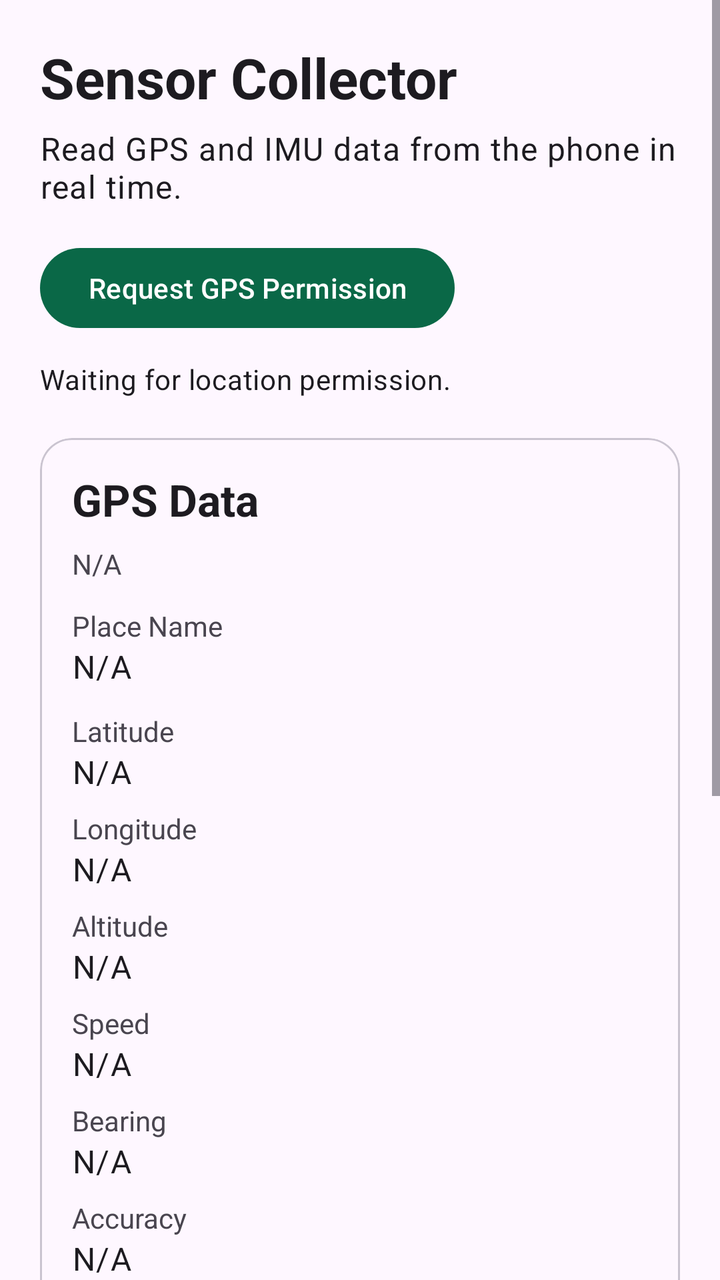
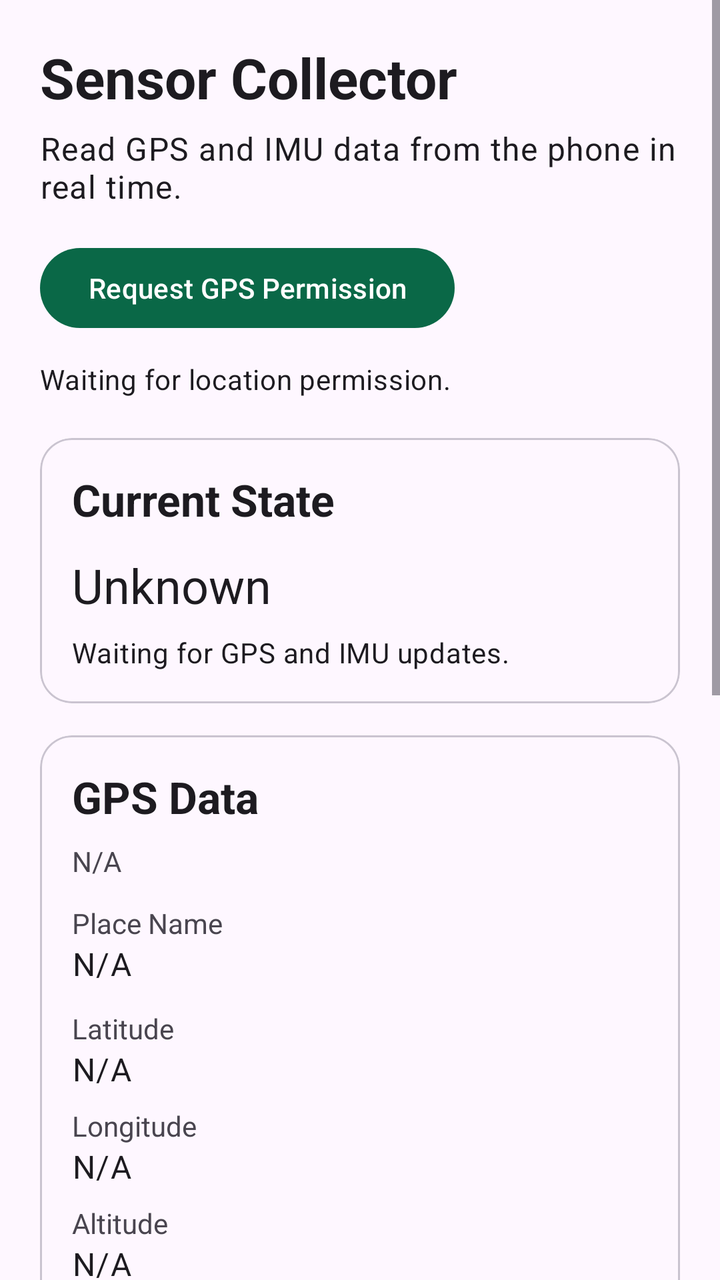

The first picture is an Android layout as it rendered before a commit; the second is the same layout after the commit. The layout source and the unified diff follow.
<!-- AndroidManifest.xml: application theme Theme.SensorCollector -->
<!-- res/layout/activity_main.xml -->
<?xml version="1.0" encoding="utf-8"?>
<ScrollView xmlns:android="http://schemas.android.com/apk/res/android"
    xmlns:app="http://schemas.android.com/apk/res-auto"
    android:layout_width="match_parent"
    android:layout_height="match_parent"
    android:fillViewport="true">

    <LinearLayout
        android:layout_width="match_parent"
        android:layout_height="wrap_content"
        android:orientation="vertical"
        android:padding="20dp">

        <TextView
            android:id="@+id/titleText"
            android:layout_width="wrap_content"
            android:layout_height="wrap_content"
            android:text="@string/app_name"
            android:textAppearance="@style/TextAppearance.Material3.HeadlineMedium"
            android:textStyle="bold" />

        <TextView
            android:layout_width="wrap_content"
            android:layout_height="wrap_content"
            android:layout_marginTop="6dp"
            android:text="@string/app_subtitle"
            android:textAppearance="@style/TextAppearance.Material3.BodyLarge" />

        <com.google.android.material.button.MaterialButton
            android:id="@+id/refreshButton"
            android:layout_width="wrap_content"
            android:layout_height="wrap_content"
            android:layout_marginTop="16dp"
            android:text="@string/request_permission" />

        <TextView
            android:id="@+id/locationPermissionStatus"
            android:layout_width="wrap_content"
            android:layout_height="wrap_content"
            android:layout_marginTop="12dp"
            android:text="@string/location_permission_waiting"
            android:textAppearance="@style/TextAppearance.Material3.BodyMedium" />

        <com.google.android.material.card.MaterialCardView
            android:layout_width="match_parent"
            android:layout_height="wrap_content"
            android:layout_marginTop="20dp"
            app:cardCornerRadius="16dp">

            <LinearLayout
                android:layout_width="match_parent"
                android:layout_height="wrap_content"
                android:orientation="vertical"
                android:padding="16dp">

                <TextView
                    android:layout_width="wrap_content"
                    android:layout_height="wrap_content"
                    android:text="@string/location_title"
                    android:textAppearance="@style/TextAppearance.Material3.TitleLarge"
                    android:textStyle="bold" />

                <TextView
                    android:id="@+id/gpsStatus"
                    android:layout_width="wrap_content"
                    android:layout_height="wrap_content"
                    android:layout_marginTop="8dp"
                    android:text="@string/value_unavailable" />

                <TextView
                    android:layout_width="wrap_content"
                    android:layout_height="wrap_content"
                    android:layout_marginTop="12dp"
                    android:text="@string/place_name_label" />

                <TextView
                    android:id="@+id/placeNameValue"
                    android:layout_width="wrap_content"
                    android:layout_height="wrap_content"
                    android:text="@string/value_unavailable"
                    android:textAppearance="@style/TextAppearance.Material3.BodyLarge" />

                <TextView
                    android:layout_width="wrap_content"
                    android:layout_height="wrap_content"
                    android:layout_marginTop="12dp"
                    android:text="@string/latitude_label" />

                <TextView
                    android:id="@+id/latitudeValue"
                    android:layout_width="wrap_content"
                    android:layout_height="wrap_content"
                    android:text="@string/value_unavailable"
                    android:textAppearance="@style/TextAppearance.Material3.BodyLarge" />

                <TextView
                    android:layout_width="wrap_content"
                    android:layout_height="wrap_content"
                    android:layout_marginTop="8dp"
                    android:text="@string/longitude_label" />

                <TextView
                    android:id="@+id/longitudeValue"
                    android:layout_width="wrap_content"
                    android:layout_height="wrap_content"
                    android:text="@string/value_unavailable"
                    android:textAppearance="@style/TextAppearance.Material3.BodyLarge" />

                <TextView
                    android:layout_width="wrap_content"
                    android:layout_height="wrap_content"
                    android:layout_marginTop="8dp"
                    android:text="@string/altitude_label" />

                <TextView
                    android:id="@+id/altitudeValue"
                    android:layout_width="wrap_content"
                    android:layout_height="wrap_content"
                    android:text="@string/value_unavailable"
                    android:textAppearance="@style/TextAppearance.Material3.BodyLarge" />

                <TextView
                    android:layout_width="wrap_content"
                    android:layout_height="wrap_content"
                    android:layout_marginTop="8dp"
                    android:text="@string/speed_label" />

                <TextView
                    android:id="@+id/speedValue"
                    android:layout_width="wrap_content"
                    android:layout_height="wrap_content"
                    android:text="@string/value_unavailable"
                    android:textAppearance="@style/TextAppearance.Material3.BodyLarge" />

                <TextView
                    android:layout_width="wrap_content"
                    android:layout_height="wrap_content"
                    android:layout_marginTop="8dp"
                    android:text="@string/bearing_label" />

                <TextView
                    android:id="@+id/bearingValue"
                    android:layout_width="wrap_content"
                    android:layout_height="wrap_content"
                    android:text="@string/value_unavailable"
                    android:textAppearance="@style/TextAppearance.Material3.BodyLarge" />

                <TextView
                    android:layout_width="wrap_content"
                    android:layout_height="wrap_content"
                    android:layout_marginTop="8dp"
                    android:text="@string/accuracy_label" />

                <TextView
                    android:id="@+id/accuracyValue"
                    android:layout_width="wrap_content"
                    android:layout_height="wrap_content"
                    android:text="@string/value_unavailable"
                    android:textAppearance="@style/TextAppearance.Material3.BodyLarge" />

                <TextView
                    android:layout_width="wrap_content"
                    android:layout_height="wrap_content"
                    android:layout_marginTop="8dp"
                    android:text="@string/provider_label" />

                <TextView
                    android:id="@+id/providerValue"
                    android:layout_width="wrap_content"
                    android:layout_height="wrap_content"
                    android:text="@string/value_unavailable"
                    android:textAppearance="@style/TextAppearance.Material3.BodyLarge" />
            </LinearLayout>
        </com.google.android.material.card.MaterialCardView>

        <com.google.android.material.card.MaterialCardView
            android:layout_width="match_parent"
            android:layout_height="wrap_content"
            android:layout_marginTop="16dp"
            app:cardCornerRadius="16dp">

            <LinearLayout
                android:layout_width="match_parent"
                android:layout_height="wrap_content"
                android:orientation="vertical"
                android:padding="16dp">

                <TextView
                    android:layout_width="wrap_content"
                    android:layout_height="wrap_content"
                    android:text="@string/imu_title"
                    android:textAppearance="@style/TextAppearance.Material3.TitleLarge"
                    android:textStyle="bold" />

                <TextView
                    android:layout_width="wrap_content"
                    android:layout_height="wrap_content"
                    android:layout_marginTop="12dp"
                    android:text="@string/accelerometer_label" />

                <TextView
                    android:id="@+id/accelerometerStatus"
                    android:layout_width="wrap_content"
                    android:layout_height="wrap_content"
                    android:text="@string/value_unavailable" />

                <TextView
                    android:id="@+id/accelerometerValue"
                    android:layout_width="wrap_content"
                    android:layout_height="wrap_content"
                    android:layout_marginTop="4dp"
                    android:text="@string/vector_placeholder"
                    android:textAppearance="@style/TextAppearance.Material3.BodyLarge" />

                <TextView
                    android:layout_width="wrap_content"
                    android:layout_height="wrap_content"
                    android:layout_marginTop="12dp"
                    android:text="@string/gyroscope_label" />

                <TextView
                    android:id="@+id/gyroscopeStatus"
                    android:layout_width="wrap_content"
                    android:layout_height="wrap_content"
                    android:text="@string/value_unavailable" />

                <TextView
                    android:id="@+id/gyroscopeValue"
                    android:layout_width="wrap_content"
                    android:layout_height="wrap_content"
                    android:layout_marginTop="4dp"
                    android:text="@string/vector_placeholder"
                    android:textAppearance="@style/TextAppearance.Material3.BodyLarge" />

                <TextView
                    android:layout_width="wrap_content"
                    android:layout_height="wrap_content"
                    android:layout_marginTop="12dp"
                    android:text="@string/magnetometer_label" />

                <TextView
                    android:id="@+id/magnetometerStatus"
                    android:layout_width="wrap_content"
                    android:layout_height="wrap_content"
                    android:text="@string/value_unavailable" />

                <TextView
                    android:id="@+id/magnetometerValue"
                    android:layout_width="wrap_content"
                    android:layout_height="wrap_content"
                    android:layout_marginTop="4dp"
                    android:text="@string/vector_placeholder"
                    android:textAppearance="@style/TextAppearance.Material3.BodyLarge" />
            </LinearLayout>
        </com.google.android.material.card.MaterialCardView>

    </LinearLayout>
</ScrollView>
<!-- resources referenced by this layout -->
<resources>
  <string name="accelerometer_label">Accelerometer</string>
  <string name="accuracy_label">Accuracy</string>
  <string name="altitude_label">Altitude</string>
  <string name="app_name">Sensor Collector</string>
  <string name="app_subtitle">Read GPS and IMU data from the phone in real time.</string>
  <string name="bearing_label">Bearing</string>
  <string name="gyroscope_label">Gyroscope</string>
  <string name="imu_title">IMU Data</string>
  <string name="latitude_label">Latitude</string>
  <string name="location_permission_waiting">Waiting for location permission.</string>
  <string name="location_title">GPS Data</string>
  <string name="longitude_label">Longitude</string>
  <string name="magnetometer_label">Magnetometer</string>
  <string name="place_name_label">Place Name</string>
  <string name="provider_label">Provider</string>
  <string name="request_permission">Request GPS Permission</string>
  <string name="speed_label">Speed</string>
  <string name="value_unavailable">N/A</string>
  <string name="vector_placeholder">x=0.000, y=0.000, z=0.000</string>
  <style name="Theme.SensorCollector" parent="Theme.Material3.DayNight.NoActionBar">
          <item name="colorPrimary">#0A6847</item>
          <item name="colorPrimaryContainer">#9CF3C8</item>
          <item name="colorSecondary">#4C6358</item>
          <item name="android:statusBarColor" tools:targetApi="l">#0A6847</item>
      </style>
</resources>

<!-- the commit's change to res/layout/activity_main.xml (unified diff, before → after) -->
@@ -56,120 +56,25 @@
                 <TextView
                     android:layout_width="wrap_content"
                     android:layout_height="wrap_content"
-                    android:text="@string/location_title"
+                    android:text="@string/current_state_title"
                     android:textAppearance="@style/TextAppearance.Material3.TitleLarge"
                     android:textStyle="bold" />
 
                 <TextView
-                    android:id="@+id/gpsStatus"
-                    android:layout_width="wrap_content"
-                    android:layout_height="wrap_content"
-                    android:layout_marginTop="8dp"
-                    android:text="@string/value_unavailable" />
-
-                <TextView
-                    android:layout_width="wrap_content"
-                    android:layout_height="wrap_content"
-                    android:layout_marginTop="12dp"
-                    android:text="@string/place_name_label" />
-
-                <TextView
-                    android:id="@+id/placeNameValue"
-                    android:layout_width="wrap_content"
-                    android:layout_height="wrap_content"
-                    android:text="@string/value_unavailable"
-                    android:textAppearance="@style/TextAppearance.Material3.BodyLarge" />
-
-                <TextView
-                    android:layout_width="wrap_content"
-                    android:layout_height="wrap_content"
-                    android:layout_marginTop="12dp"
-                    android:text="@string/latitude_label" />
-
-                <TextView
-                    android:id="@+id/latitudeValue"
-                    android:layout_width="wrap_content"
-                    android:layout_height="wrap_content"
-                    android:text="@string/value_unavailable"
-                    android:textAppearance="@style/TextAppearance.Material3.BodyLarge" />
-
-                <TextView
-                    android:layout_width="wrap_content"
-                    android:layout_height="wrap_content"
-                    android:layout_marginTop="8dp"
-                    android:text="@string/longitude_label" />
-
-                <TextView
-                    android:id="@+id/longitudeValue"
-                    android:layout_width="wrap_content"
-                    android:layout_height="wrap_content"
-                    android:text="@string/value_unavailable"
-                    android:textAppearance="@style/TextAppearance.Material3.BodyLarge" />
-
-                <TextView
-                    android:layout_width="wrap_content"
-                    android:layout_height="wrap_content"
-                    android:layout_marginTop="8dp"
-                    android:text="@string/altitude_label" />
-
-                <TextView
-                    android:id="@+id/altitudeValue"
-                    android:layout_width="wrap_content"
-                    android:layout_height="wrap_content"
-                    android:text="@string/value_unavailable"
-                    android:textAppearance="@style/TextAppearance.Material3.BodyLarge" />
-
-                <TextView
-                    android:layout_width="wrap_content"
-                    android:layout_height="wrap_content"
-                    android:layout_marginTop="8dp"
-                    android:text="@string/speed_label" />
-
-                <TextView
-                    android:id="@+id/speedValue"
-                    android:layout_width="wrap_content"
-                    android:layout_height="wrap_content"
-                    android:text="@string/value_unavailable"
-                    android:textAppearance="@style/TextAppearance.Material3.BodyLarge" />
-
-                <TextView
-                    android:layout_width="wrap_content"
-                    android:layout_height="wrap_content"
-                    android:layout_marginTop="8dp"
-                    android:text="@string/bearing_label" />
-
-                <TextView
-                    android:id="@+id/bearingValue"
-                    android:layout_width="wrap_content"
-                    android:layout_height="wrap_content"
-                    android:text="@string/value_unavailable"
-                    android:textAppearance="@style/TextAppearance.Material3.BodyLarge" />
-
-                <TextView
-                    android:layout_width="wrap_content"
-                    android:layout_height="wrap_content"
-                    android:layout_marginTop="8dp"
-                    android:text="@string/accuracy_label" />
-
-                <TextView
-                    android:id="@+id/accuracyValue"
-                    android:layout_width="wrap_content"
-                    android:layout_height="wrap_content"
-                    android:text="@string/value_unavailable"
-                    android:textAppearance="@style/TextAppearance.Material3.BodyLarge" />
-
-                <TextView
-                    android:layout_width="wrap_content"
-                    android:layout_height="wrap_content"
-                    android:layout_marginTop="8dp"
-                    android:text="@string/provider_label" />
-
-                <TextView
-                    android:id="@+id/providerValue"
-                    android:layout_width="wrap_content"
-                    android:layout_height="wrap_content"
-                    android:text="@string/value_unavailable"
-                    android:textAppearance="@style/TextAppearance.Material3.BodyLarge" />
+                    android:id="@+id/currentStateValue"
+                    android:layout_width="wrap_content"
+                    android:layout_height="wrap_content"
+                    android:layout_marginTop="12dp"
+                    android:text="@string/activity_state_unknown"
+                    android:textAppearance="@style/TextAppearance.Material3.HeadlineSmall" />
+
+                <TextView
+                    android:id="@+id/currentStateDetail"
+                    android:layout_width="wrap_content"
+                    android:layout_height="wrap_content"
+                    android:layout_marginTop="8dp"
+                    android:text="@string/current_state_waiting"
+                    android:textAppearance="@style/TextAppearance.Material3.BodyMedium" />
             </LinearLayout>
         </com.google.android.material.card.MaterialCardView>
 
@@ -188,6 +93,138 @@
                 <TextView
                     android:layout_width="wrap_content"
                     android:layout_height="wrap_content"
+                    android:text="@string/location_title"
+                    android:textAppearance="@style/TextAppearance.Material3.TitleLarge"
+                    android:textStyle="bold" />
+
+                <TextView
+                    android:id="@+id/gpsStatus"
+                    android:layout_width="wrap_content"
+                    android:layout_height="wrap_content"
+                    android:layout_marginTop="8dp"
+                    android:text="@string/value_unavailable" />
+
+                <TextView
+                    android:layout_width="wrap_content"
+                    android:layout_height="wrap_content"
+                    android:layout_marginTop="12dp"
+                    android:text="@string/place_name_label" />
+
+                <TextView
+                    android:id="@+id/placeNameValue"
+                    android:layout_width="wrap_content"
+                    android:layout_height="wrap_content"
+                    android:text="@string/value_unavailable"
+                    android:textAppearance="@style/TextAppearance.Material3.BodyLarge" />
+
+                <TextView
+                    android:layout_width="wrap_content"
+                    android:layout_height="wrap_content"
+                    android:layout_marginTop="12dp"
+                    android:text="@string/latitude_label" />
+
+                <TextView
+                    android:id="@+id/latitudeValue"
+                    android:layout_width="wrap_content"
+                    android:layout_height="wrap_content"
+                    android:text="@string/value_unavailable"
+                    android:textAppearance="@style/TextAppearance.Material3.BodyLarge" />
+
+                <TextView
+                    android:layout_width="wrap_content"
+                    android:layout_height="wrap_content"
+                    android:layout_marginTop="8dp"
+                    android:text="@string/longitude_label" />
+
+                <TextView
+                    android:id="@+id/longitudeValue"
+                    android:layout_width="wrap_content"
+                    android:layout_height="wrap_content"
+                    android:text="@string/value_unavailable"
+                    android:textAppearance="@style/TextAppearance.Material3.BodyLarge" />
+
+                <TextView
+                    android:layout_width="wrap_content"
+                    android:layout_height="wrap_content"
+                    android:layout_marginTop="8dp"
+                    android:text="@string/altitude_label" />
+
+                <TextView
+                    android:id="@+id/altitudeValue"
+                    android:layout_width="wrap_content"
+                    android:layout_height="wrap_content"
+                    android:text="@string/value_unavailable"
+                    android:textAppearance="@style/TextAppearance.Material3.BodyLarge" />
+
+                <TextView
+                    android:layout_width="wrap_content"
+                    android:layout_height="wrap_content"
+                    android:layout_marginTop="8dp"
+                    android:text="@string/speed_label" />
+
+                <TextView
+                    android:id="@+id/speedValue"
+                    android:layout_width="wrap_content"
+                    android:layout_height="wrap_content"
+                    android:text="@string/value_unavailable"
+                    android:textAppearance="@style/TextAppearance.Material3.BodyLarge" />
+
+                <TextView
+                    android:layout_width="wrap_content"
+                    android:layout_height="wrap_content"
+                    android:layout_marginTop="8dp"
+                    android:text="@string/bearing_label" />
+
+                <TextView
+                    android:id="@+id/bearingValue"
+                    android:layout_width="wrap_content"
+                    android:layout_height="wrap_content"
+                    android:text="@string/value_unavailable"
+                    android:textAppearance="@style/TextAppearance.Material3.BodyLarge" />
+
+                <TextView
+                    android:layout_width="wrap_content"
+                    android:layout_height="wrap_content"
+                    android:layout_marginTop="8dp"
+                    android:text="@string/accuracy_label" />
+
+                <TextView
+                    android:id="@+id/accuracyValue"
+                    android:layout_width="wrap_content"
+                    android:layout_height="wrap_content"
+                    android:text="@string/value_unavailable"
+                    android:textAppearance="@style/TextAppearance.Material3.BodyLarge" />
+
+                <TextView
+                    android:layout_width="wrap_content"
+                    android:layout_height="wrap_content"
+                    android:layout_marginTop="8dp"
+                    android:text="@string/provider_label" />
+
+                <TextView
+                    android:id="@+id/providerValue"
+                    android:layout_width="wrap_content"
+                    android:layout_height="wrap_content"
+                    android:text="@string/value_unavailable"
+                    android:textAppearance="@style/TextAppearance.Material3.BodyLarge" />
+            </LinearLayout>
+        </com.google.android.material.card.MaterialCardView>
+
+        <com.google.android.material.card.MaterialCardView
+            android:layout_width="match_parent"
+            android:layout_height="wrap_content"
+            android:layout_marginTop="16dp"
+            app:cardCornerRadius="16dp">
+
+            <LinearLayout
+                android:layout_width="match_parent"
+                android:layout_height="wrap_content"
+                android:orientation="vertical"
+                android:padding="16dp">
+
+                <TextView
+                    android:layout_width="wrap_content"
+                    android:layout_height="wrap_content"
                     android:text="@string/imu_title"
                     android:textAppearance="@style/TextAppearance.Material3.TitleLarge"
                     android:textStyle="bold" />
<!-- resource entries referenced after the edit -->
@@ -2,10 +2,13 @@
 <resources>
   <string name="accelerometer_label">Accelerometer</string>
   <string name="accuracy_label">Accuracy</string>
+  <string name="activity_state_unknown">Unknown</string>
   <string name="altitude_label">Altitude</string>
   <string name="app_name">Sensor Collector</string>
   <string name="app_subtitle">Read GPS and IMU data from the phone in real time.</string>
   <string name="bearing_label">Bearing</string>
+  <string name="current_state_title">Current State</string>
+  <string name="current_state_waiting">Waiting for GPS and IMU updates.</string>
   <string name="gyroscope_label">Gyroscope</string>
   <string name="imu_title">IMU Data</string>
   <string name="latitude_label">Latitude</string>
